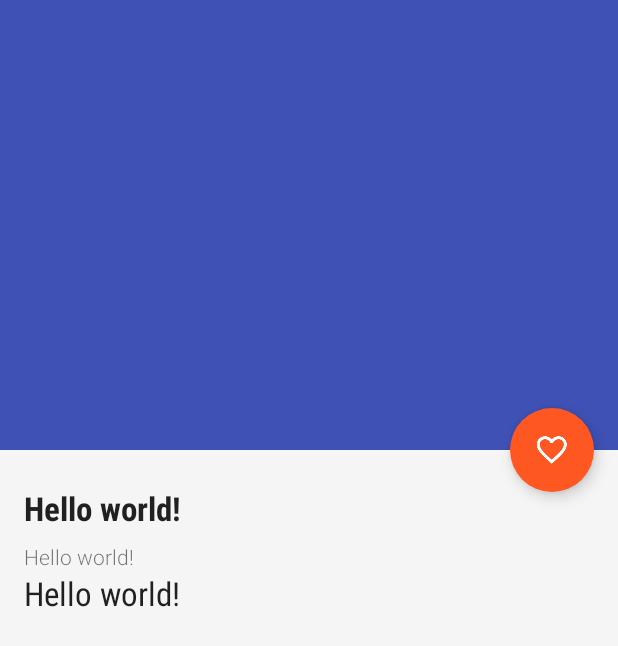
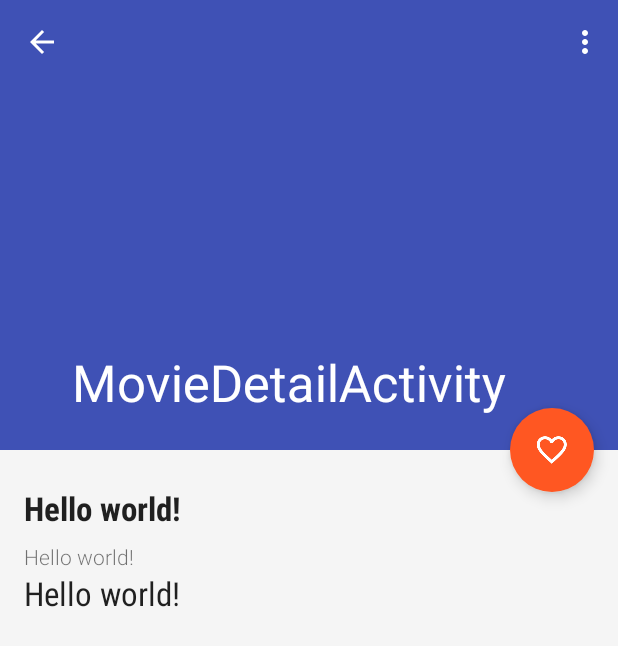
Before and after one commit to bdiegel/android-tmdb, an Android app: the MovieDetailActivity screen opened directly, with no data from a screen before it, on a phone screen of 412 x 824 dp. Shown: the top 646 px of the screen. Run offline under Robolectric (Android 15) with nearby library versions, the phone set to English and light mode, and no system bars; our stand-ins replace ButterKnife, Picasso; pictures from the network do not load; 6 statements that could not run were skipped.

```diff
--- a/app/src/main/AndroidManifest.xml
+++ b/app/src/main/AndroidManifest.xml
@@ -14,13 +14,14 @@
             android:label="@string/app_name" >
             <intent-filter>
                 <action android:name="android.intent.action.MAIN" />
-
+                <category android:name="android.intent.category.DEFAULT" />
                 <category android:name="android.intent.category.LAUNCHER" />
             </intent-filter>
         </activity>
         <activity
             android:name=".MovieDetailActivity"
             android:label="@string/title_activity_movie_detail" >
+            <meta-data android:name="android.support.PARENT_ACTIVITY" android:value=".MainActivity" />
         </activity>
     </application>
 
--- a/app/src/main/java/com/honu/tmdb/MovieDetailActivity.java
+++ b/app/src/main/java/com/honu/tmdb/MovieDetailActivity.java
@@ -7,6 +7,7 @@ import android.os.Build;
 import android.os.Bundle;
 import android.support.design.widget.CollapsingToolbarLayout;
 import android.support.v7.app.AppCompatActivity;
+import android.support.v7.widget.Toolbar;
 import android.util.Log;
 import android.view.Menu;
 import android.view.MenuItem;
@@ -47,6 +48,11 @@ public class MovieDetailActivity extends AppCompatActivity {
 
         Intent intent = getIntent();
         mMovie = intent.getParcelableExtra(KEY_MOVIE);
+
+        Toolbar toolbar = (Toolbar) findViewById(R.id.toolbar);
+        setSupportActionBar(toolbar);
+        getSupportActionBar().setDisplayHomeAsUpEnabled(true);
+
 
 //        Bundle bundle = new Bundle();
 //        bundle.putParcelable(KEY_MOVIE, movie);
```
